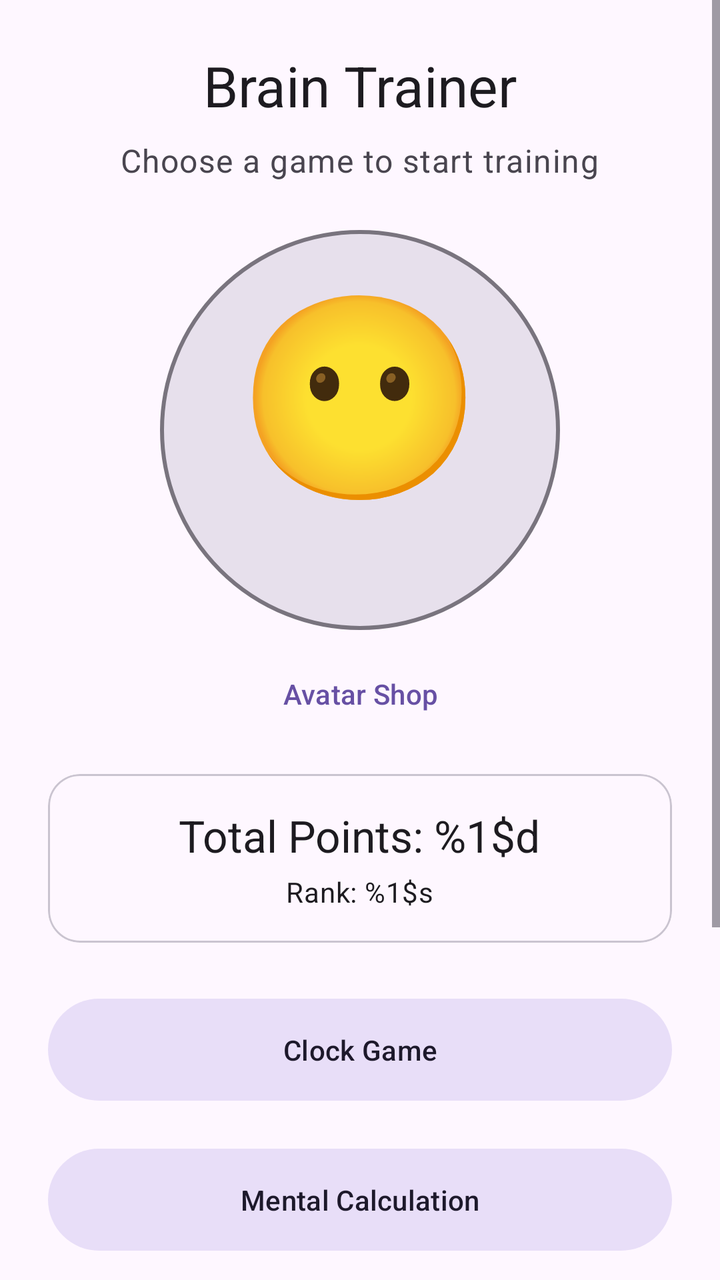
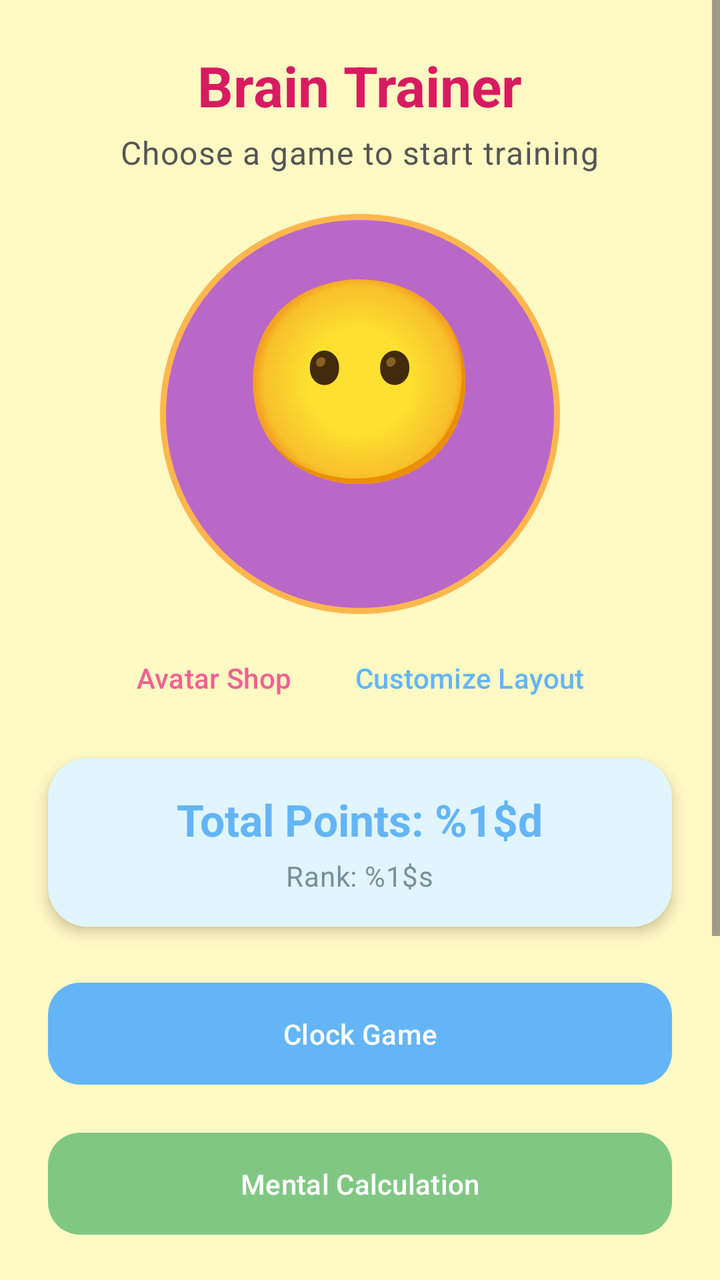

Before-and-after screenshots of an Android layout around one commit, followed by the original layout XML and the change that was made.
<!-- AndroidManifest.xml: application theme Theme.AndroidApp -->
<!-- res/layout/activity_landing.xml -->
<?xml version="1.0" encoding="utf-8"?>
<ScrollView xmlns:android="http://schemas.android.com/apk/res/android"
    xmlns:app="http://schemas.android.com/apk/res-auto"
    android:layout_width="match_parent"
    android:layout_height="match_parent"
    android:background="?attr/colorSurface">

    <LinearLayout
        android:layout_width="match_parent"
        android:layout_height="wrap_content"
        android:gravity="center"
        android:orientation="vertical"
        android:padding="24dp">

        <TextView
            android:id="@+id/landingTitle"
            android:layout_width="wrap_content"
            android:layout_height="wrap_content"
            android:text="@string/landing_title"
            android:textAppearance="?attr/textAppearanceHeadlineMedium"
            android:textColor="?attr/colorOnSurface" />

        <TextView
            android:id="@+id/landingSubtitle"
            android:layout_width="wrap_content"
            android:layout_height="wrap_content"
            android:layout_marginTop="8dp"
            android:text="@string/landing_subtitle"
            android:textAppearance="?attr/textAppearanceBodyLarge"
            android:textColor="?attr/colorOnSurfaceVariant" />

        
        <FrameLayout
            android:id="@+id/avatarContainer"
            android:layout_width="200dp"
            android:layout_height="200dp"
            android:layout_marginTop="24dp"
            android:background="@drawable/avatar_bg">

            <TextView
                android:id="@+id/avatarBase"
                android:layout_width="wrap_content"
                android:layout_height="wrap_content"
                android:layout_gravity="center"
                android:layout_marginBottom="20dp"
                android:text="😶"
                android:textSize="100sp" />

            <TextView
                android:id="@+id/avatarHat"
                android:layout_width="wrap_content"
                android:layout_height="wrap_content"
                android:layout_gravity="top|center_horizontal"
                android:layout_marginTop="10dp"
                android:textSize="64sp" />

            <TextView
                android:id="@+id/avatarGlasses"
                android:layout_width="wrap_content"
                android:layout_height="wrap_content"
                android:layout_gravity="center"
                android:layout_marginBottom="25dp"
                android:textSize="48sp" />

            <TextView
                android:id="@+id/avatarChest"
                android:layout_width="wrap_content"
                android:layout_height="wrap_content"
                android:layout_gravity="bottom|center_horizontal"
                android:layout_marginBottom="10dp"
                android:textSize="44sp" />

            <TextView
                android:id="@+id/avatarCompanion"
                android:layout_width="wrap_content"
                android:layout_height="wrap_content"
                android:layout_gravity="bottom|end"
                android:layout_marginEnd="15dp"
                android:layout_marginBottom="15dp"
                android:textSize="48sp" />
        </FrameLayout>

        <com.google.android.material.button.MaterialButton
            android:id="@+id/btnShop"
            style="@style/Widget.Material3.Button.TextButton"
            android:layout_width="wrap_content"
            android:layout_height="wrap_content"
            android:layout_marginTop="8dp"
            android:text="@string/btn_shop" />

        <com.google.android.material.card.MaterialCardView
            android:layout_width="match_parent"
            android:layout_height="wrap_content"
            android:layout_marginTop="16dp"
            app:cardCornerRadius="16dp"
            app:cardElevation="0dp"
            app:strokeColor="?attr/colorOutlineVariant"
            app:strokeWidth="1dp">

            <LinearLayout
                android:layout_width="match_parent"
                android:layout_height="wrap_content"
                android:gravity="center"
                android:orientation="vertical"
                android:padding="16dp">

                <TextView
                    android:id="@+id/totalPointsView"
                    android:layout_width="wrap_content"
                    android:layout_height="wrap_content"
                    android:text="@string/user_points_format"
                    android:textAppearance="?attr/textAppearanceTitleLarge" />

                <TextView
                    android:id="@+id/userRankView"
                    android:layout_width="wrap_content"
                    android:layout_height="wrap_content"
                    android:layout_marginTop="4dp"
                    android:text="@string/user_rank_format"
                    android:textAppearance="?attr/textAppearanceBodyMedium" />
            </LinearLayout>
        </com.google.android.material.card.MaterialCardView>

        <com.google.android.material.button.MaterialButton
            android:id="@+id/btnClockGame"
            style="@style/Widget.Material3.Button.TonalButton"
            android:layout_width="match_parent"
            android:layout_height="wrap_content"
            android:layout_marginTop="24dp"
            android:padding="16dp"
            android:text="@string/btn_clock_game" />

        <com.google.android.material.button.MaterialButton
            android:id="@+id/btnMentalMath"
            style="@style/Widget.Material3.Button.TonalButton"
            android:layout_width="match_parent"
            android:layout_height="wrap_content"
            android:layout_marginTop="16dp"
            android:padding="16dp"
            android:text="@string/btn_mental_math" />

        <com.google.android.material.button.MaterialButton
            android:id="@+id/btnReadingGame"
            style="@style/Widget.Material3.Button.TonalButton"
            android:layout_width="match_parent"
            android:layout_height="wrap_content"
            android:layout_marginTop="16dp"
            android:padding="16dp"
            android:text="@string/btn_reading_game" />

        <com.google.android.material.button.MaterialButton
            android:id="@+id/btnReadingGameEn"
            style="@style/Widget.Material3.Button.TonalButton"
            android:layout_width="match_parent"
            android:layout_height="wrap_content"
            android:layout_marginTop="16dp"
            android:padding="16dp"
            android:text="@string/btn_reading_game_en" />

        <RadioGroup
            android:id="@+id/languageSelector"
            android:layout_width="wrap_content"
            android:layout_height="wrap_content"
            android:layout_marginTop="32dp"
            android:orientation="horizontal">

            <RadioButton
                android:id="@+id/languageEnglish"
                android:layout_width="wrap_content"
                android:layout_height="wrap_content"
                android:text="@string/language_english" />

            <RadioButton
                android:id="@+id/languageFrench"
                android:layout_width="wrap_content"
                android:layout_height="wrap_content"
                android:layout_marginStart="16dp"
                android:text="@string/language_french" />
        </RadioGroup>

    </LinearLayout>
</ScrollView>
<!-- resources referenced by this layout -->
<resources>
  <!-- drawable avatar_bg (drawable) -->
  <?xml version="1.0" encoding="utf-8"?>
  <shape xmlns:android="http://schemas.android.com/apk/res/android"
      android:shape="oval">
      <solid android:color="?attr/colorSurfaceVariant" />
      <stroke
          android:width="2dp"
          android:color="?attr/colorOutline" />
  </shape>
  <string name="btn_clock_game">Clock Game</string>
  <string name="btn_mental_math">Mental Calculation</string>
  <string name="btn_reading_game">French Reading</string>
  <string name="btn_reading_game_en">English Reading</string>
  <string name="btn_shop">Avatar Shop</string>
  <string name="landing_subtitle">Choose a game to start training</string>
  <string name="landing_title">Brain Trainer</string>
  <string name="language_english">English</string>
  <string name="language_french">French</string>
  <string name="user_points_format">Total Points: %1$d</string>
  <string name="user_rank_format">Rank: %1$s</string>
  <style name="Theme.AndroidApp" parent="Theme.Material3.DayNight">
          <item name="android:statusBarColor" tools:targetApi="l">@android:color/transparent</item>
      </style>
</resources>

<!-- the commit's change to res/layout/activity_landing.xml (unified diff, before → after) -->
@@ -3,14 +3,16 @@
     xmlns:app="http://schemas.android.com/apk/res-auto"
     android:layout_width="match_parent"
     android:layout_height="match_parent"
-    android:background="?attr/colorSurface">
+    android:background="@color/surface_kid">
 
     <LinearLayout
         android:layout_width="match_parent"
         android:layout_height="wrap_content"
         android:gravity="center"
         android:orientation="vertical"
-        android:padding="24dp">
+        android:padding="24dp"
+        android:clipChildren="false"
+        android:clipToPadding="false">
 
         <TextView
             android:id="@+id/landingTitle"
@@ -18,24 +20,27 @@
             android:layout_height="wrap_content"
             android:text="@string/landing_title"
             android:textAppearance="?attr/textAppearanceHeadlineMedium"
-            android:textColor="?attr/colorOnSurface" />
+            android:textColor="#D81B60"
+            android:textStyle="bold" />
 
         <TextView
             android:id="@+id/landingSubtitle"
             android:layout_width="wrap_content"
             android:layout_height="wrap_content"
-            android:layout_marginTop="8dp"
+            android:layout_marginTop="4dp"
             android:text="@string/landing_subtitle"
             android:textAppearance="?attr/textAppearanceBodyLarge"
-            android:textColor="?attr/colorOnSurfaceVariant" />
+            android:textColor="#555555" />
 
         
         <FrameLayout
             android:id="@+id/avatarContainer"
             android:layout_width="200dp"
             android:layout_height="200dp"
-            android:layout_marginTop="24dp"
-            android:background="@drawable/avatar_bg">
+            android:layout_marginTop="20dp"
+            android:background="@drawable/avatar_bg"
+            android:clipChildren="false"
+            android:clipToPadding="false">
 
             <TextView
                 android:id="@+id/avatarBase"
@@ -80,36 +85,54 @@
                 android:textSize="48sp" />
         </FrameLayout>
 
-        <com.google.android.material.button.MaterialButton
-            android:id="@+id/btnShop"
-            style="@style/Widget.Material3.Button.TextButton"
-            android:layout_width="wrap_content"
-            android:layout_height="wrap_content"
-            android:layout_marginTop="8dp"
-            android:text="@string/btn_shop" />
+        <LinearLayout
+            android:layout_width="wrap_content"
+            android:layout_height="wrap_content"
+            android:orientation="horizontal"
+            android:layout_marginTop="8dp">
+
+            <com.google.android.material.button.MaterialButton
+                android:id="@+id/btnShop"
+                style="@style/Widget.Material3.Button.TextButton"
+                android:layout_width="wrap_content"
+                android:layout_height="wrap_content"
+                android:text="@string/btn_shop"
+                android:textColor="@color/vibrant_pink" />
+
+            <com.google.android.material.button.MaterialButton
+                android:id="@+id/btnCustomize"
+                style="@style/Widget.Material3.Button.TextButton"
+                android:layout_width="wrap_content"
+                android:layout_height="wrap_content"
+                android:layout_marginStart="8dp"
+                android:text="@string/btn_customize"
+                android:textColor="@color/playful_blue" />
+        </LinearLayout>
 
         <com.google.android.material.card.MaterialCardView
             android:layout_width="match_parent"
             android:layout_height="wrap_content"
             android:layout_marginTop="16dp"
-            app:cardCornerRadius="16dp"
-            app:cardElevation="0dp"
-            app:strokeColor="?attr/colorOutlineVariant"
-            app:strokeWidth="1dp">
+            app:cardCornerRadius="20dp"
+            app:cardElevation="4dp"
+            app:strokeWidth="0dp">
 
             <LinearLayout
                 android:layout_width="match_parent"
                 android:layout_height="wrap_content"
                 android:gravity="center"
                 android:orientation="vertical"
-                android:padding="16dp">
+                android:padding="16dp"
+                android:background="#E1F5FE">
 
                 <TextView
                     android:id="@+id/totalPointsView"
                     android:layout_width="wrap_content"
                     android:layout_height="wrap_content"
                     android:text="@string/user_points_format"
-                    android:textAppearance="?attr/textAppearanceTitleLarge" />
+                    android:textAppearance="?attr/textAppearanceTitleLarge"
+                    android:textColor="@color/playful_blue"
+                    android:textStyle="bold" />
 
                 <TextView
                     android:id="@+id/userRankView"
@@ -117,7 +140,8 @@
                     android:layout_height="wrap_content"
                     android:layout_marginTop="4dp"
                     android:text="@string/user_rank_format"
-                    android:textAppearance="?attr/textAppearanceBodyMedium" />
+                    android:textAppearance="?attr/textAppearanceBodyMedium"
+                    android:textColor="#78909C" />
             </LinearLayout>
         </com.google.android.material.card.MaterialCardView>
 
@@ -128,7 +152,10 @@
             android:layout_height="wrap_content"
             android:layout_marginTop="24dp"
             android:padding="16dp"
-            android:text="@string/btn_clock_game" />
+            android:text="@string/btn_clock_game"
+            app:backgroundTint="@color/playful_blue"
+            android:textColor="@android:color/white"
+            app:cornerRadius="16dp" />
 
         <com.google.android.material.button.MaterialButton
             android:id="@+id/btnMentalMath"
@@ -137,7 +164,10 @@
             android:layout_height="wrap_content"
             android:layout_marginTop="16dp"
             android:padding="16dp"
-            android:text="@string/btn_mental_math" />
+            android:text="@string/btn_mental_math"
+            app:backgroundTint="@color/fresh_green"
+            android:textColor="@android:color/white"
+            app:cornerRadius="16dp" />
 
         <com.google.android.material.button.MaterialButton
             android:id="@+id/btnReadingGame"
@@ -146,7 +176,10 @@
             android:layout_height="wrap_content"
             android:layout_marginTop="16dp"
             android:padding="16dp"
-            android:text="@string/btn_reading_game" />
+            android:text="@string/btn_reading_game"
+            app:backgroundTint="@color/energetic_orange"
+            android:textColor="@android:color/white"
+            app:cornerRadius="16dp" />
 
         <com.google.android.material.button.MaterialButton
             android:id="@+id/btnReadingGameEn"
@@ -155,7 +188,10 @@
             android:layout_height="wrap_content"
             android:layout_marginTop="16dp"
             android:padding="16dp"
-            android:text="@string/btn_reading_game_en" />
+            android:text="@string/btn_reading_game_en"
+            app:backgroundTint="@color/vibrant_pink"
+            android:textColor="@android:color/white"
+            app:cornerRadius="16dp" />
 
         <RadioGroup
             android:id="@+id/languageSelector"
@@ -168,14 +204,16 @@
                 android:id="@+id/languageEnglish"
                 android:layout_width="wrap_content"
                 android:layout_height="wrap_content"
-                android:text="@string/language_english" />
+                android:text="@string/language_english"
+                android:buttonTint="@color/playful_blue" />
 
             <RadioButton
                 android:id="@+id/languageFrench"
                 android:layout_width="wrap_content"
                 android:layout_height="wrap_content"
                 android:layout_marginStart="16dp"
-                android:text="@string/language_french" />
+                android:text="@string/language_french"
+                android:buttonTint="@color/playful_blue" />
         </RadioGroup>
 
     </LinearLayout>
<!-- resource entries referenced after the edit -->
@@ -1,15 +1,21 @@
 <!-- resources referenced by this layout -->
 <resources>
+  <color name="energetic_orange">#FFB74D</color>
+  <color name="fresh_green">#81C784</color>
+  <color name="playful_blue">#64B5F6</color>
+  <color name="surface_kid">#FFF9C4</color>
+  <color name="vibrant_pink">#F06292</color>
   <!-- drawable avatar_bg (drawable) -->
   <?xml version="1.0" encoding="utf-8"?>
   <shape xmlns:android="http://schemas.android.com/apk/res/android"
       android:shape="oval">
-      <solid android:color="?attr/colorSurfaceVariant" />
+      <solid android:color="@color/soft_purple" />
       <stroke
-          android:width="2dp"
-          android:color="?attr/colorOutline" />
+          android:width="3dp"
+          android:color="@color/energetic_orange" />
   </shape>
   <string name="btn_clock_game">Clock Game</string>
+  <string name="btn_customize">Customize Layout</string>
   <string name="btn_mental_math">Mental Calculation</string>
   <string name="btn_reading_game">French Reading</string>
   <string name="btn_reading_game_en">English Reading</string>
@@ -22,6 +28,15 @@
   <string name="user_rank_format">Rank: %1$s</string>
   <style name="Theme.AndroidApp" parent="Theme.Material3.DayNight">
           <item name="android:statusBarColor" tools:targetApi="l">@android:color/transparent</item>
+  
+          <item name="colorPrimary">@color/playful_blue</item>
+          <item name="colorSecondary">@color/energetic_orange</item>
+          <item name="colorSurface">@color/surface_kid</item>
+          <item name="android:windowBackground">@color/surface_kid</item>
+  
+          
+          <item name="colorSurfaceVariant">#FFFFFF</item>
       </style>
+  <color name="soft_purple">#BA68C8</color>
 </resources>
 
